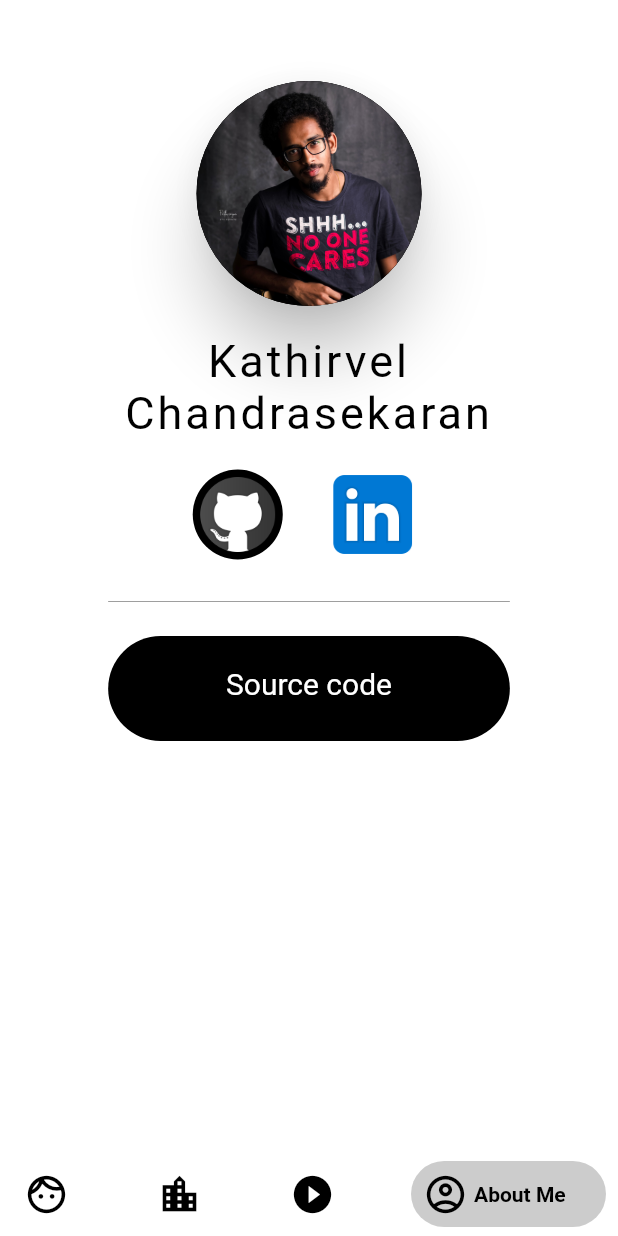
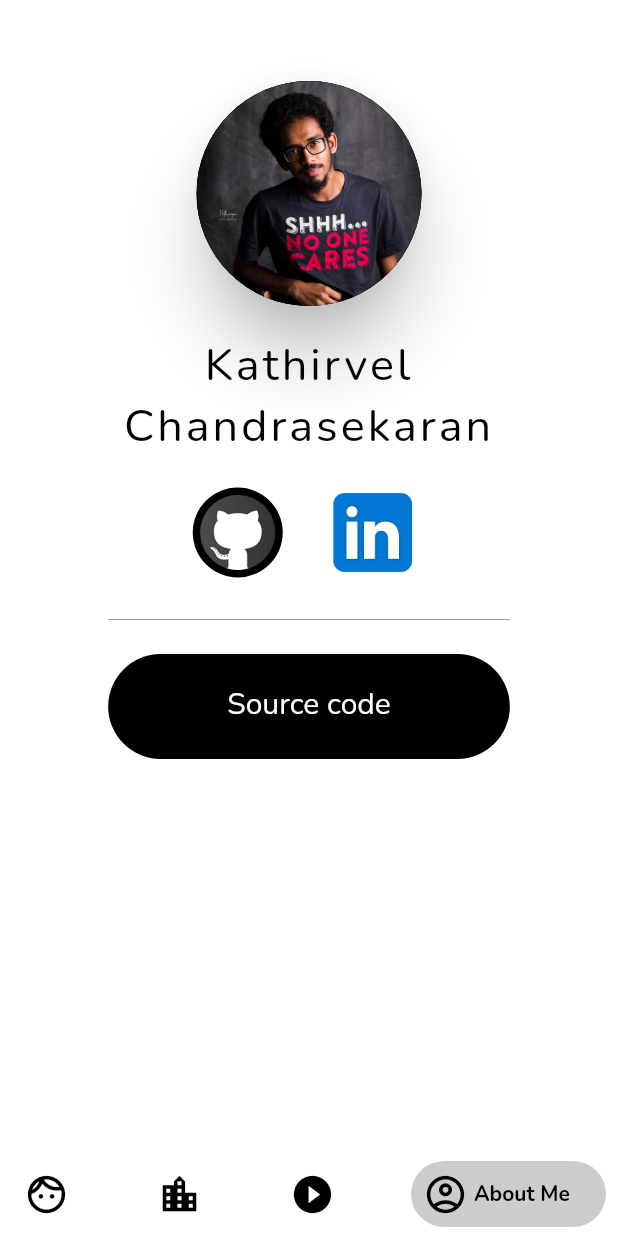
Before and after one commit to KathirvelChandrasekaran/rick_and_morty_flutter, a Flutter app: the screen it shows after launch, item 4 of the bottom bar chosen, on a phone screen of 412 x 824 dp. Run offline on Flutter 3.47's test engine with Material 2 defaults, Android fonts, the light colour scheme and no system bars; drawn by our look-alikes of bottom_navy_bar; our stand-ins replace animated_splash_screen, connectivity, flutter_spinkit; missing offline and left inert: expansion_card.

Commit message:
fonts added to the project

```diff
--- a/lib/Screens/About Me.dart
+++ b/lib/Screens/About Me.dart
@@ -20,7 +20,8 @@ class AboutMe extends StatelessWidget {
   }
 
   _launchSourceCode() async {
-    const git = "https://github.com/KathirvelChandrasekaran/rick_and_morty_flutter";
+    const git =
+        "https://github.com/KathirvelChandrasekaran/rick_and_morty_flutter";
     if (await canLaunch(git))
       await launch(git);
     else
@@ -57,7 +58,8 @@ class AboutMe extends StatelessWidget {
                     fontSize: 30,
                     color: Colors.black,
                     letterSpacing: 2,
-                    fontWeight: FontWeight.w400),
+                    fontWeight: FontWeight.w400,
+                    fontFamily: 'Nunito'),
               ),
               SizedBox(
                 height: 15.0,
@@ -102,15 +104,14 @@ class AboutMe extends StatelessWidget {
                     padding: EdgeInsets.all(20),
                     decoration: BoxDecoration(
                         color: Colors.black,
-                        borderRadius: BorderRadius.circular(50)
-                    ),
+                        borderRadius: BorderRadius.circular(50)),
                     child: Text(
                       'Source code',
                       textAlign: TextAlign.center,
                       style: TextStyle(
-                        color: Colors.white,
-                        fontSize: 20,
-                      ),
+                          color: Colors.white,
+                          fontSize: 20,
+                          fontFamily: 'Nunito'),
                     ),
                   ),
                 ),
--- a/lib/Screens/HomeScreen.dart
+++ b/lib/Screens/HomeScreen.dart
@@ -6,8 +6,8 @@ import 'package:rick_and_morty/Screens/Episodes.dart';
 import 'package:rick_and_morty/Screens/Location.dart';
 import 'package:rick_and_morty/Utils/colors.dart';
 
+Color c4 = Colors.white;
 
-Color c4 = Colors.white;
 class HomeScreen extends StatefulWidget {
   @override
   _HomeScreenState createState() => _HomeScreenState();
@@ -15,14 +15,9 @@ class HomeScreen extends StatefulWidget {
 
 class _HomeScreenState extends State<HomeScreen> {
   int currentIndex = 0;
-  List colorList = [pageColor,pageColor,pageColor,pageColor];
+  List colorList = [pageColor, pageColor, pageColor, pageColor];
 
-  List screenList = [
-    Character(),
-    Location(),
-    Episodes(),
-    AboutMe()
-  ];
+  List screenList = [Character(), Location(), Episodes(), AboutMe()];
 
   @override
   Widget build(BuildContext context) {
@@ -46,7 +41,12 @@ class _HomeScreenState extends State<HomeScreen> {
               color: navItemColor,
               size: 30,
             ),
-            title: Text('Characters'),
+            title: Text(
+              'Characters',
+              style: TextStyle(
+                fontFamily: 'Nunito',
+              ),
+            ),
             activeColor: navItemColor,
           ),
           BottomNavyBarItem(
@@ -55,7 +55,12 @@ class _HomeScreenState extends State<HomeScreen> {
               size: 30,
               color: navItemColor,
             ),
-            title: Text('Location'),
+            title: Text(
+              'Location',
+              style: TextStyle(
+                fontFamily: 'Nunito',
+              ),
+            ),
             activeColor: navItemColor,
           ),
           BottomNavyBarItem(
@@ -64,7 +69,12 @@ class _HomeScreenState extends State<HomeScreen> {
               size: 30,
               color: navItemColor,
             ),
-            title: Text('Episodes'),
+            title: Text(
+              'Episodes',
+              style: TextStyle(
+                fontFamily: 'Nunito',
+              ),
+            ),
             activeColor: navItemColor,
           ),
           BottomNavyBarItem(
@@ -73,7 +83,12 @@ class _HomeScreenState extends State<HomeScreen> {
               size: 30,
               color: navItemColor,
             ),
-            title: Text('About Me'),
+            title: Text(
+              'About Me',
+              style: TextStyle(
+                fontFamily: 'Nunito',
+              ),
+            ),
             activeColor: navItemColor,
           )
         ],
```
Also changed, not shown: lib/Screens/Characters.dart (+39 -15 lines), lib/Screens/Episodes.dart (+17 -10 lines), lib/Screens/Location.dart (+17 -10 lines), pubspec.yaml (+6 -32 lines), fonts/Nunito-Black.ttf (added), fonts/Nunito-Bold.ttf (added), fonts/Nunito-Regular.ttf (added), pubspec.lock, 1 other file.
